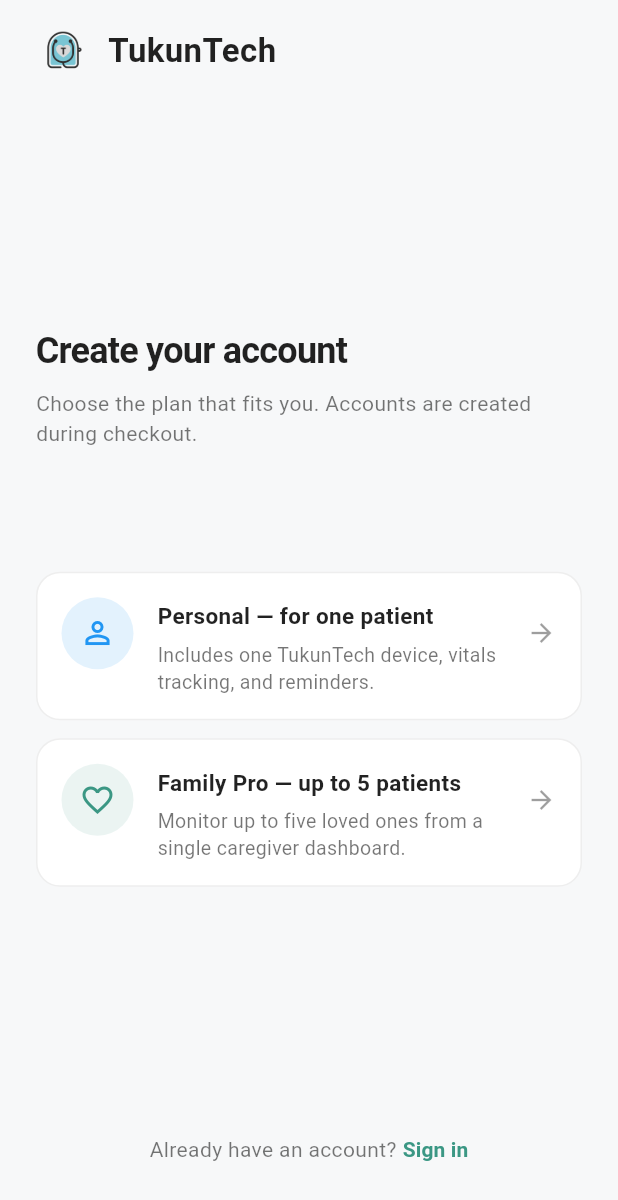
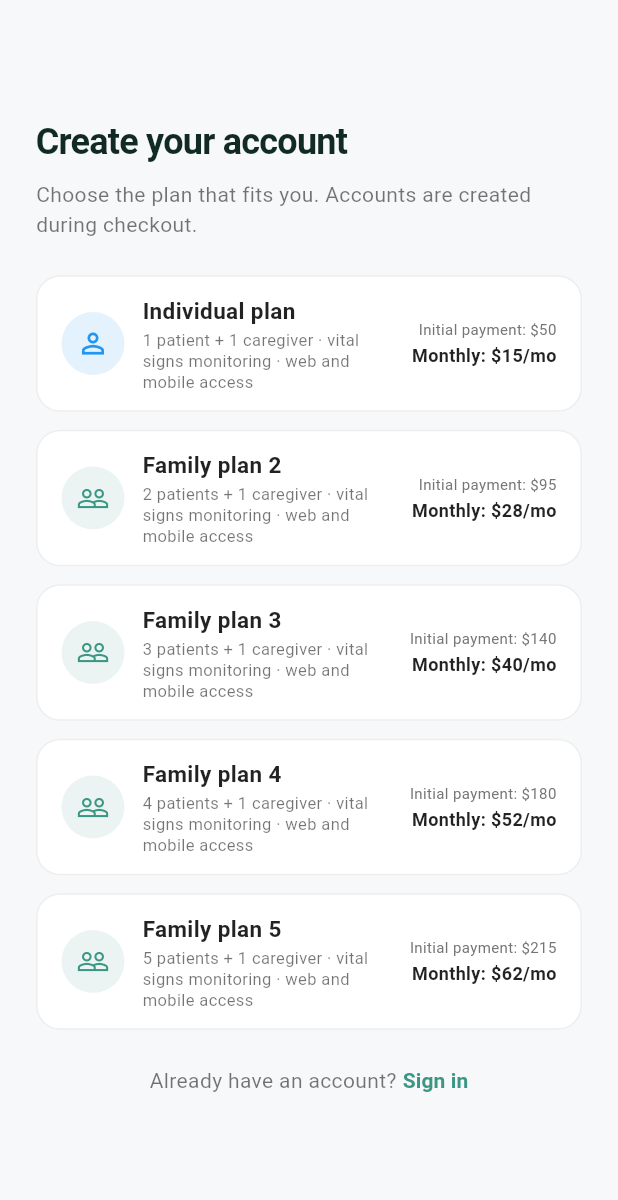
Before and after one commit to Tukuntech2025/mobileAppEmergentes, a Flutter app: the PlanSelectionPage screen opened directly, on a phone screen of 412 x 824 dp. Shown: the top 1200 px of the screen. Run offline on Flutter 3.47's test engine with Material 3 defaults, Android fonts, the phone set to English and light mode, and no system bars; missing offline and left inert: dart_jsonwebtoken; network calls fail.

Commit message:
fix: arreglar precios y vistas

```diff
--- a/tukuntech/lib/features/auth/presentation/pages/plan_selection_page.dart
+++ b/tukuntech/lib/features/auth/presentation/pages/plan_selection_page.dart
@@ -15,42 +15,21 @@
       backgroundColor: backgroundColor,
       body: SafeArea(
         child: Center(
+          child: SingleChildScrollView(
             child: Padding(
-            padding: const EdgeInsets.symmetric(horizontal: 24.0, vertical: 16.0),
+              padding: const EdgeInsets.symmetric(horizontal: 24.0, vertical: 24.0),
               child: ConstrainedBox(
                 constraints: const BoxConstraints(maxWidth: 500),
                 child: Column(
-                mainAxisAlignment: MainAxisAlignment.center,
                   crossAxisAlignment: CrossAxisAlignment.stretch,
                   children: [
-                  // Logo and App Name
-                  Row(
-                    children: [
-                      Image.asset(
-                        'assets/icon_tukuntech.png',
-                        width: 36,
-                        height: 36,
-                      ),
-                      const SizedBox(width: 12),
-                      const Text(
-                        'TukunTech',
-                        style: TextStyle(
-                          fontSize: 22,
-                          fontWeight: FontWeight.w600,
-                          color: Colors.black87,
-                        ),
-                      ),
-                    ],
-                  ),
-                  const Spacer(flex: 2),
-
                     // Title and Subtitle
                     const Text(
                       'Create your account',
                       style: TextStyle(
                         fontSize: 24,
-                      fontWeight: FontWeight.w600,
-                      color: Colors.black87,
+                        fontWeight: FontWeight.bold,
+                        color: Color(0xFF112A24),
                         letterSpacing: -0.5,
                       ),
                     ),
@@ -62,7 +41,7 @@
                         color: Colors.black54,
                       ),
                     ),
-                  const Spacer(flex: 1),
+                    const SizedBox(height: 24),
 
                     // Plan Option 1
                     _buildPlanCard(
@@ -70,8 +49,10 @@
                       icon: Icons.person_outline,
                       iconColor: Colors.blue,
                       iconBgColor: Colors.blue.shade50,
-                    title: 'Personal — for one patient',
-                    subtitle: 'Includes one TukunTech device, vitals tracking, and reminders.',
+                      title: 'Individual plan',
+                      subtitle: '1 patient + 1 caregiver · vital signs monitoring · web and mobile access',
+                      initialPayment: '\$50',
+                      monthlyPayment: '\$15/mo',
                       onTap: () {
                         Navigator.pushReplacement(
                           context,
@@ -86,11 +67,13 @@
                     // Plan Option 2
                     _buildPlanCard(
                       context: context,
-                    icon: Icons.favorite_border,
+                      icon: Icons.people_outline,
                       iconColor: primaryColor,
                       iconBgColor: primaryColor.withOpacity(0.1),
-                    title: 'Family Pro — up to 5 patients',
-                    subtitle: 'Monitor up to five loved ones from a single caregiver dashboard.',
+                      title: 'Family plan 2',
+                      subtitle: '2 patients + 1 caregiver · vital signs monitoring · web and mobile access',
+                      initialPayment: '\$95',
+                      monthlyPayment: '\$28/mo',
                       onTap: () {
                         Navigator.pushReplacement(
                           context,
@@ -100,7 +83,70 @@
                         );
                       },
                     ),
-                  const Spacer(flex: 2),
+                    const SizedBox(height: 12),
+
+                    // Plan Option 3
+                    _buildPlanCard(
+                      context: context,
+                      icon: Icons.people_outline,
+                      iconColor: primaryColor,
+                      iconBgColor: primaryColor.withOpacity(0.1),
+                      title: 'Family plan 3',
+                      subtitle: '3 patients + 1 caregiver · vital signs monitoring · web and mobile access',
+                      initialPayment: '\$140',
+                      monthlyPayment: '\$40/mo',
+                      onTap: () {
+                        Navigator.pushReplacement(
+                          context,
+                          MaterialPageRoute(
+                            builder: (context) => const CaregiverCreateAccountPage(),
+                          ),
+                        );
+                      },
+                    ),
+                    const SizedBox(height: 12),
+
+                    // Plan Option 4
+                    _buildPlanCard(
+                      context: context,
+                      icon: Icons.people_outline,
+                      iconColor: primaryColor,
+                      iconBgColor: primaryColor.withOpacity(0.1),
+                      title: 'Family plan 4',
+                      subtitle: '4 patients + 1 caregiver · vital signs monitoring · web and mobile access',
+                      initialPayment: '\$180',
+                      monthlyPayment: '\$52/mo',
+                      onTap: () {
+                        Navigator.pushReplacement(
+                          context,
+                          MaterialPageRoute(
+                            builder: (context) => const CaregiverCreateAccountPage(),
+                          ),
+                        );
+                      },
+                    ),
+                    const SizedBox(height: 12),
+
+                    // Plan Option 5
+                    _buildPlanCard(
+                      context: context,
+                      icon: Icons.people_outline,
+                      iconColor: primaryColor,
+                      iconBgColor: primaryColor.withOpacity(0.1),
+                      title: 'Family plan 5',
+                      subtitle: '5 patients + 1 caregiver · vital signs monitoring · web and mobile access',
+                      initialPayment: '\$215',
+                      monthlyPayment: '\$62/mo',
+                      onTap: () {
+                        Navigator.pushReplacement(
+                          context,
+                          MaterialPageRoute(
+                            builder: (context) => const CaregiverCreateAccountPage(),
+                          ),
+                        );
+                      },
+                    ),
+                    const SizedBox(height: 24),
 
                     // Sign in link
                     Row(
@@ -135,8 +181,9 @@
                         ),
                       ],
                     ),
-                  const SizedBox(height: 32),
+                    const SizedBox(height: 16),
                   ],
+                ),
               ),
             ),
           ),
@@ -152,6 +199,8 @@
     required Color iconBgColor,
     required String title,
     required String subtitle,
+    required String initialPayment,
+    required String monthlyPayment,
     required VoidCallback onTap,
   }) {
     return InkWell(
@@ -163,24 +212,24 @@
           border: Border.all(color: Colors.grey.shade200),
           borderRadius: BorderRadius.circular(16),
         ),
-        padding: const EdgeInsets.all(16),
+        padding: const EdgeInsets.symmetric(horizontal: 16, vertical: 12),
         child: Row(
-          crossAxisAlignment: CrossAxisAlignment.start,
+          crossAxisAlignment: CrossAxisAlignment.center,
           children: [
             Container(
-              padding: const EdgeInsets.all(12),
+              padding: const EdgeInsets.all(10),
               decoration: BoxDecoration(
                 color: iconBgColor,
                 shape: BoxShape.circle,
               ),
-              child: Icon(icon, color: iconColor, size: 24),
+              child: Icon(icon, color: iconColor, size: 22),
             ),
-            const SizedBox(width: 16),
+            const SizedBox(width: 12),
             Expanded(
               child: Column(
                 crossAxisAlignment: CrossAxisAlignment.start,
+                mainAxisSize: MainAxisSize.min,
                 children: [
-                  const SizedBox(height: 2), // Align text with icon better
                   Text(
                     title,
                     style: const TextStyle(
@@ -189,22 +238,40 @@
                       color: Colors.black87,
                     ),
                   ),
-                  const SizedBox(height: 6),
+                  const SizedBox(height: 2),
                   Text(
                     subtitle,
                     style: const TextStyle(
-                      fontSize: 13,
+                      fontSize: 11,
                       color: Colors.black54,
-                      height: 1.4,
+                      height: 1.3,
                     ),
                   ),
                 ],
               ),
             ),
             const SizedBox(width: 12),
-            const Padding(
-              padding: EdgeInsets.only(top: 14.0),
-              child: Icon(Icons.arrow_forward, color: Colors.black38, size: 20),
+            Column(
+              crossAxisAlignment: CrossAxisAlignment.end,
+              mainAxisSize: MainAxisSize.min,
+              children: [
+                Text(
+                  'Initial payment: $initialPayment',
+                  style: TextStyle(
+                    fontSize: 10,
+                    color: Colors.grey.shade600,
+                  ),
+                ),
+                const SizedBox(height: 2),
+                Text(
+                  'Monthly: $monthlyPayment',
+                  style: const TextStyle(
+                    fontSize: 12,
+                    fontWeight: FontWeight.bold,
+                    color: Colors.black87,
+                  ),
+                ),
+              ],
             ),
           ],
         ),
--- a/tukuntech/lib/features/auth/presentation/pages/role_selection_page.dart
+++ b/tukuntech/lib/features/auth/presentation/pages/role_selection_page.dart
@@ -1,6 +1,5 @@
 import 'package:flutter/material.dart';
 import 'package:tukuntech/features/auth/presentation/pages/login_page.dart';
-import 'package:tukuntech/features/auth/presentation/pages/caregiver_login_page.dart';
 
 class RoleSelectionPage extends StatelessWidget {
   const RoleSelectionPage({super.key});
@@ -55,22 +54,12 @@
                   // Role Options
                   _buildRoleCard(
                     context,
-                    title: 'I\'m a Patient',
-                    subtitle: 'Access your vital signs, device, and subscription.',
-                    icon: Icons.person_outline,
+                    title: 'I\'m a patient or caregiver',
+                    subtitle: 'Sign in with your email. The system will recognize your access automatically.',
+                    icon: Icons.people_outline,
                     iconColor: Colors.blue[300]!,
                     iconBgColor: Colors.blue.withOpacity(0.1),
                     destination: const LoginScreen(),
-                  ),
-                  const SizedBox(height: 12),
-                  _buildRoleCard(
-                    context,
-                    title: 'I\'m a Caregiver / Family',
-                    subtitle: 'Monitor up to 5 people under your care.',
-                    icon: Icons.favorite_border,
-                    iconColor: primaryColor,
-                    iconBgColor: primaryColor.withOpacity(0.15),
-                    destination: const CaregiverLoginScreen(),
                   ),
                   const SizedBox(height: 24),
                   // Language pill
```
Also changed, not shown: tukuntech/lib/features/auth/presentation/pages/login_page.dart (+31 -19 lines). Lines whose indentation alone changed are shown as unchanged.
